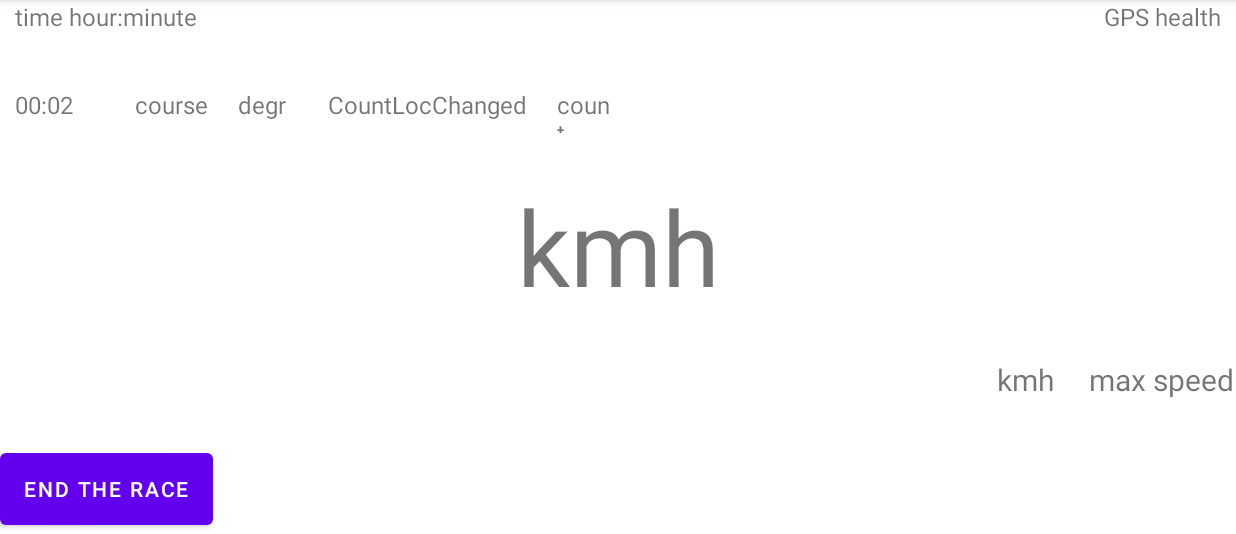
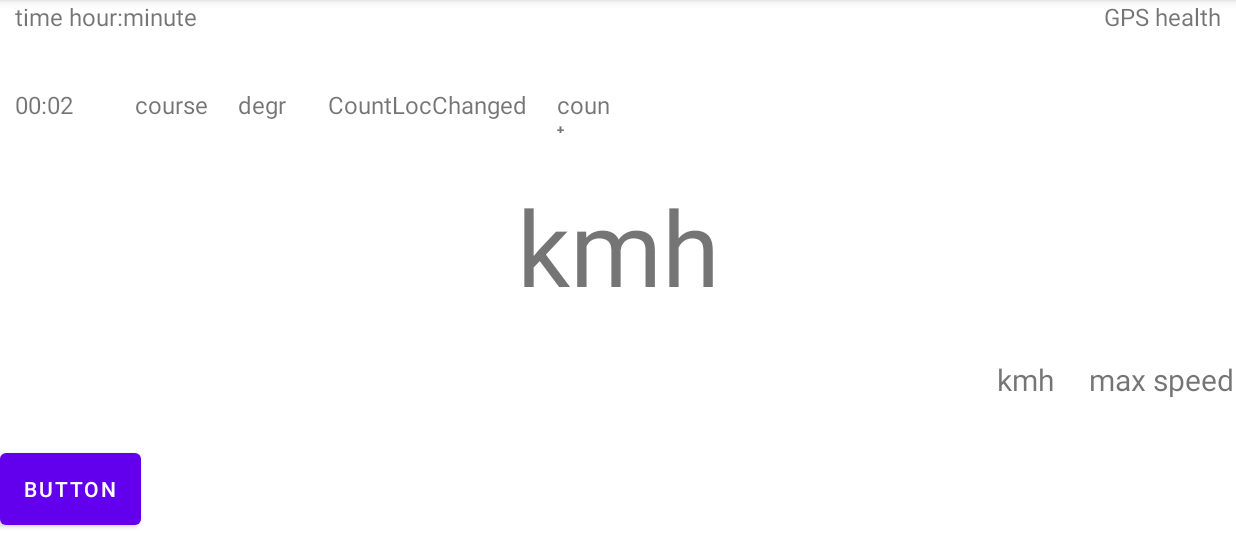
Before and after one commit to tCynik/KiteTimer, an Android app: the ActivityTimer screen opened directly, with no data from a screen before it, after a tap on "START", on a phone screen of 824 x 412 dp (held sideways), the part 84-618 px from its top. Run offline under Robolectric (Android 15) with nearby library versions, the phone set to English and light mode, and no system bars; 2 other taps on this screen came first.

```diff
--- a/src/main/java/com/example/racertimer/ActivityTimer.java
+++ b/src/main/java/com/example/racertimer/ActivityTimer.java
@@ -295,6 +295,7 @@ public class ActivityTimer extends AppCompatActivity implements View.OnClickList
                         timerSec = 0; // обнуляем таймер на старт
                         Intent intent = new Intent (thisActivity, ActivityRace.class); // запускаем активность "Race"
                         startActivity(intent); // запуск активити
+                        finish();
                         break;
                     }
                 }
--- a/src/main/res/layout/activity_race.xml
+++ b/src/main/res/layout/activity_race.xml
@@ -142,7 +142,7 @@
             android:id="@+id/exit_to_main"
             android:layout_width="wrap_content"
             android:layout_height="match_parent"
-            android:text="End the race"/>
+            android:text="button"/>
 
 
     </LinearLayout>
```
Also changed, not shown: src/main/java/com/example/racertimer/ActivityRace.java (+27 -4 lines).
